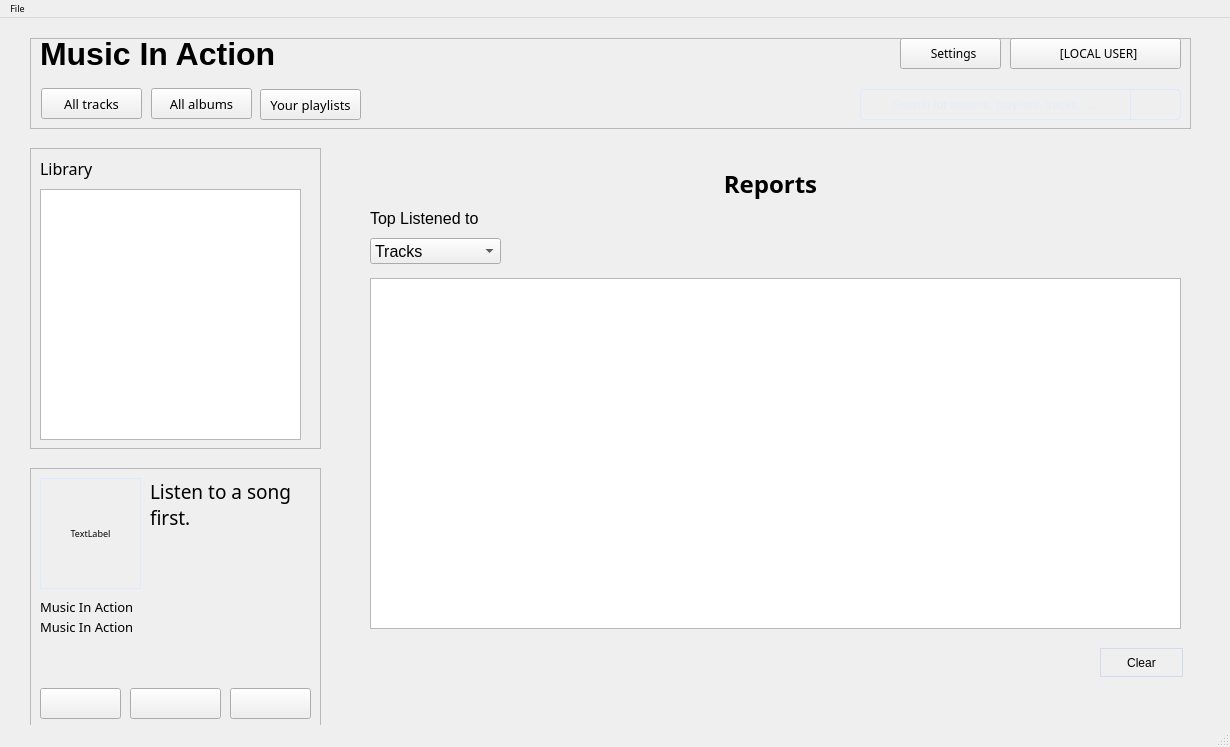
This is mainwindow.ui in AlexDev404/GUIFinalProject as Qt 5 draws it before an edit. The edited form follows.
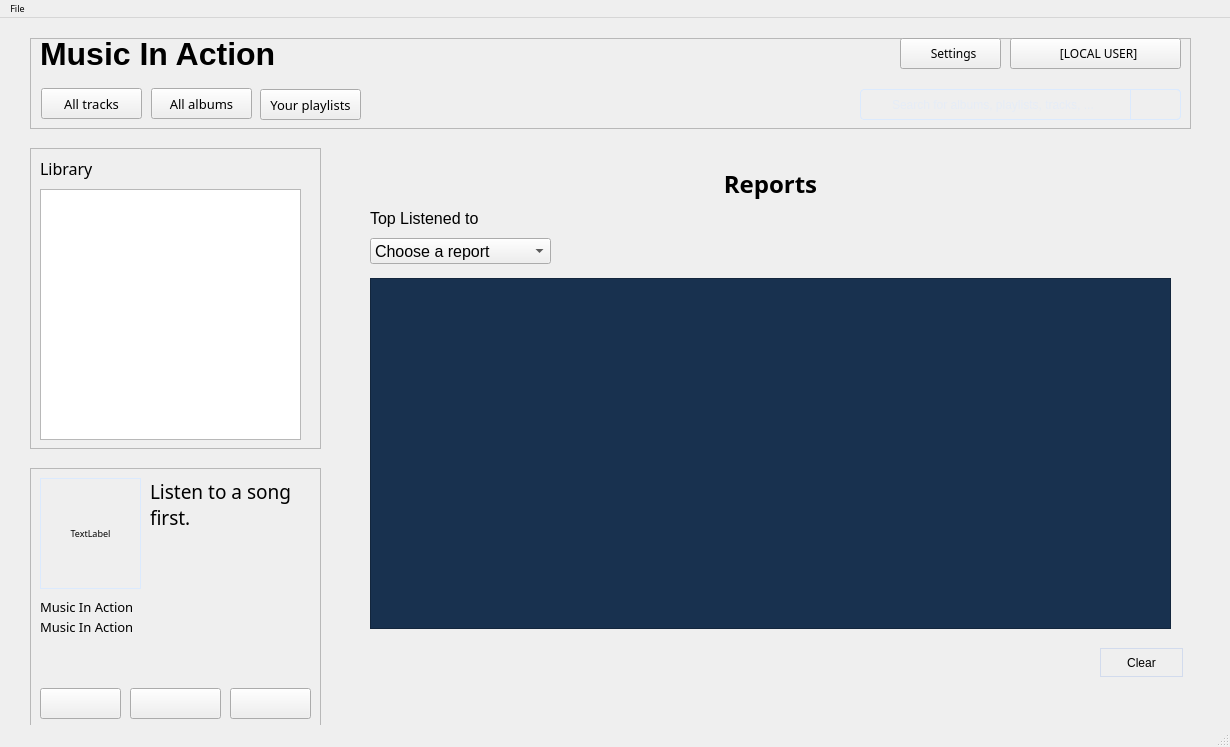
This is the edited form. The open tabs and pages were chosen to show the change.

What changed in the file:
```diff
--- a/mainwindow.ui
+++ b/mainwindow.ui
@@ -1444,7 +1444,7 @@
        <rect>
         <x>20</x>
         <y>90</y>
-        <width>131</width>
+        <width>181</width>
         <height>26</height>
        </rect>
       </property>
@@ -1453,6 +1453,11 @@
         <pointsize>12</pointsize>
        </font>
       </property>
+      <item>
+       <property name="text">
+        <string>Choose a report</string>
+       </property>
+      </item>
       <item>
        <property name="text">
         <string>Tracks</string>
@@ -1492,22 +1497,6 @@
        <set>Qt::AlignCenter</set>
       </property>
      </widget>
-     <widget class="QTableWidget" name="reportTableDisplay">
-      <property name="geometry">
-       <rect>
-        <x>20</x>
-        <y>130</y>
-        <width>811</width>
-        <height>351</height>
-       </rect>
-      </property>
-      <property name="sizePolicy">
-       <sizepolicy hsizetype="Maximum" vsizetype="Maximum">
-        <horstretch>0</horstretch>
-        <verstretch>0</verstretch>
-       </sizepolicy>
-      </property>
-     </widget>
      <widget class="QPushButton" name="clearButton_rp">
       <property name="geometry">
        <rect>
@@ -1521,6 +1510,19 @@
        <string>Clear</string>
       </property>
      </widget>
+     <widget class="QListView" name="reportlistView">
+      <property name="geometry">
+       <rect>
+        <x>20</x>
+        <y>130</y>
+        <width>801</width>
+        <height>351</height>
+       </rect>
+      </property>
+      <property name="styleSheet">
+       <string notr="true">background: #18314f;</string>
+      </property>
+     </widget>
     </widget>
     <widget class="QWidget" name="searchResultPage">
      <widget class="QLabel" name="label_srp_1">
```
Left out of the diff: 2 changed lines with no effect on the pictures.
